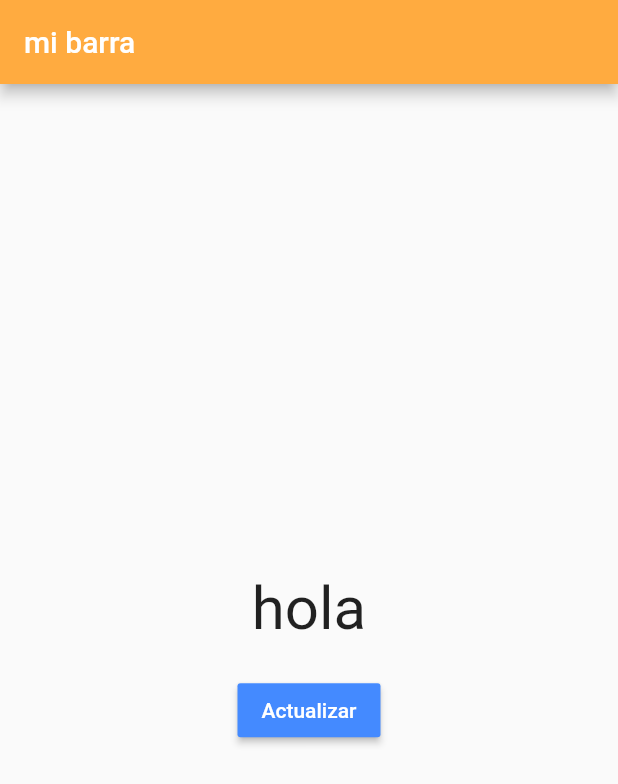
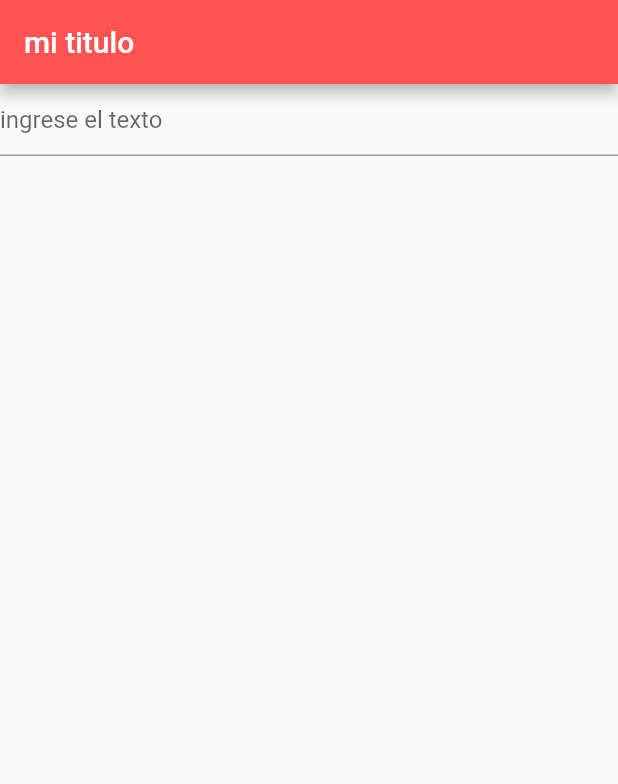
Before and after one commit to AleMancilla/FlutterP, a Flutter app: the screen it shows after launch, on a phone screen of 412 x 824 dp. Shown: the top 784 px of the screen. Run offline on Flutter 3.47's test engine with Material 2 defaults, Android fonts, the phone set to English and light mode, and no system bars.

Commit message:
textfile para leer texto

```diff
--- a/lib/main.dart
+++ b/lib/main.dart
@@ -1,57 +1,46 @@
 import 'package:flutter/material.dart';
 
-void main(){
+void main() {
   runApp(new MaterialApp(
-    home: MyButton(),
+   home: MyTextField(),
   ));
 }
 
-class MyButton extends StatefulWidget {
+class MyTextField extends StatefulWidget {
   @override
-  _MyButtonState createState() =>_MyButtonState();// create state se encarga de manejar el estado de nuestro widget
+  _MyTextFieldState createState() => new _MyTextFieldState();
  }
 
-class _MyButtonState extends State<MyButton>{
+class _MyTextFieldState extends State<MyTextField> {
 
-  String vartexto = "hola";
-  int index = 0;
-  List<String> coleccion = ["fluter","es","genial"];
-
-  void onPressButton(){
-    setState(() {//actualiza el estado de widget y lo renderiza
-      vartexto = coleccion[index];
-      index = index <2 ? index+1 : 0 ;
-    });
+  void onChanged(String dato){
+    print(dato);
   }
 
-
   @override
-  Widget build(BuildContext context) {//encargado de escribir los widget
-    // TODO: implement build
+  Widget build(BuildContext context) {
    return new Scaffold(
      appBar: new AppBar(
-        title: new Text('mi barra'),
-        backgroundColor: Colors.orangeAccent,
+       title: new Text("mi titulo"),
+       backgroundColor: Colors.redAccent,
      ),
 
      body: new Container(
-          child: new Center(
+       child: Center(
          child: new Column(
-            mainAxisAlignment: MainAxisAlignment.center,
            children: <Widget>[
 
-              new Text(vartexto, style: new TextStyle(fontSize: 40.0),),
-              new Padding(padding: new EdgeInsets.all(10.0)),
-              new RaisedButton(
-                child: new Text("Actualizar", style: new TextStyle(color: Colors.white),),
-                color: Colors.blueAccent,
-                onPressed: onPressButton,
+             new TextField(
+              decoration: new InputDecoration(hintText: "ingrese el texto"),
+              onSubmitted: (String value){
+                onChanged(value);
+              },
              )
+
            ],
-          ),
+         )
        ),
      ),
    );
   }
-
 }
```
Lines whose indentation alone changed are shown as unchanged.
